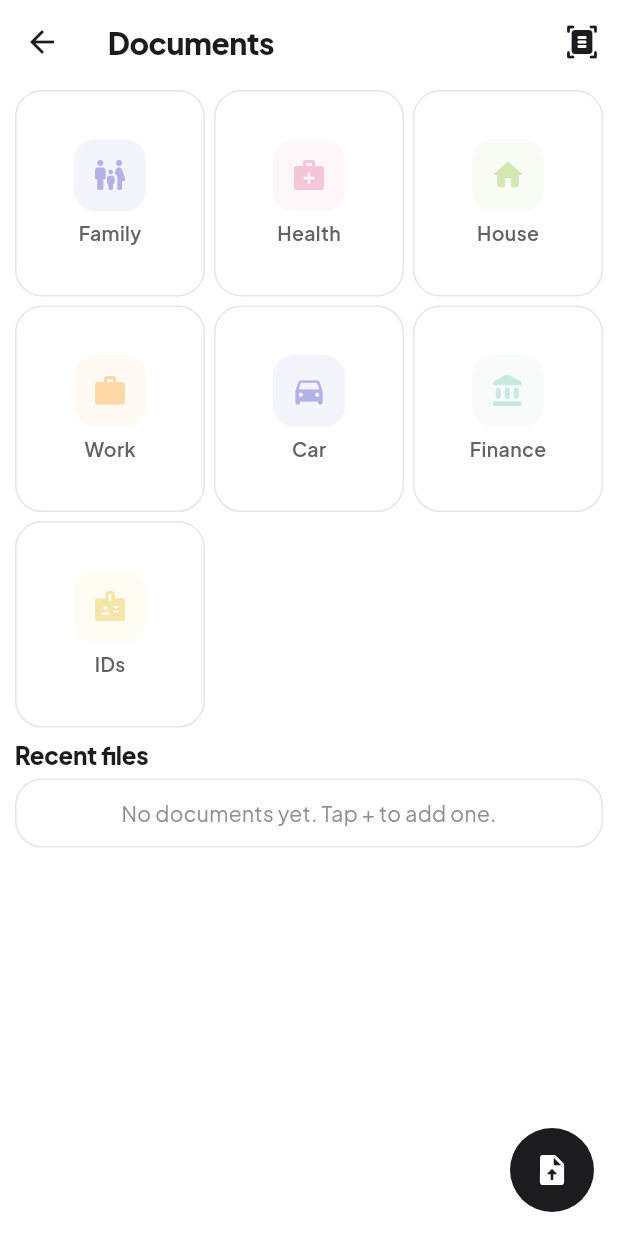
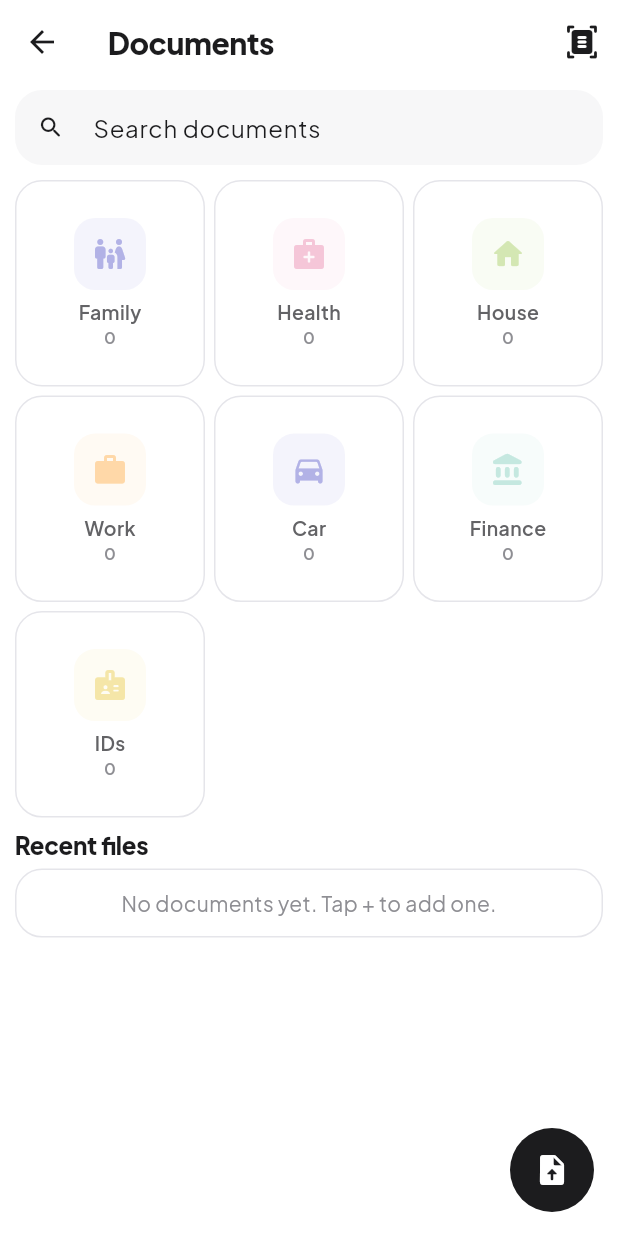
Before and after one commit to kamranibrahim/nestly, a Flutter app: the VaultScreen screen opened directly, on a phone screen of 412 x 824 dp. Run offline on Flutter 3.47's test engine with Material 3 defaults, Android fonts, the phone set to English and light mode, and no system bars; our stand-ins replace cloud_firestore, drift, drift_flutter, file_picker, firebase_ai, firebase_auth and 8 more; accounts and stored records are empty; generated files the repository leaves out were written again.

Commit message:
Vault: search, rename, move folders, and clear expiry
Co-authored-by: Cursor <cursoragent@cursor.com>

```diff
--- a/lib/data/repositories.dart
+++ b/lib/data/repositories.dart
@@ -701,6 +701,8 @@ class VaultRepository {
 
   Future<void> updateMeta({
     required String id,
+    String? title,
+    String? category,
     String? notes,
     DateTime? expiresAt,
     bool clearExpiry = false,
@@ -708,6 +710,9 @@ class VaultRepository {
     return (_db.update(_db.vaultDocuments)..where((d) => d.id.equals(id)))
         .write(
       VaultDocumentsCompanion(
+        title: title == null ? const Value.absent() : Value(title.trim()),
+        category:
+            category == null ? const Value.absent() : Value(category.trim()),
         notes: notes == null ? const Value.absent() : Value(notes),
         expiresAt: clearExpiry
             ? const Value(null)
--- a/lib/screens/vault_screen.dart
+++ b/lib/screens/vault_screen.dart
@@ -7,6 +7,7 @@ import '../providers/providers.dart';
 import '../theme/app_colors.dart';
 import '../widgets/common.dart';
 import '../widgets/sheet_form.dart';
+import '../widgets/shimmer.dart';
 import 'scan_document_flow.dart';
 
 class VaultScreen extends ConsumerStatefulWidget {
@@ -30,6 +31,7 @@ class _VaultScreenState extends ConsumerState<VaultScreen> {
   ];
 
   late String _category;
+  String _query = '';
 
   @override
   void initState() {
@@ -70,14 +72,40 @@ class _VaultScreenState extends ConsumerState<VaultScreen> {
       shape: const RoundedRectangleBorder(
         borderRadius: BorderRadius.vertical(top: Radius.circular(22)),
       ),
-      builder: (context) => _VaultDocSheet(doc: doc),
+      builder: (context) => _VaultDocSheet(
+        doc: doc,
+        folders: _folders.map((f) => f.$2).toList(),
+      ),
     );
+  }
+
+  List<VaultDocument> _filtered(List<VaultDocument> docs) {
+    final q = _query.trim().toLowerCase();
+    if (q.isEmpty) return docs;
+    return docs.where((d) {
+      return d.title.toLowerCase().contains(q) ||
+          d.fileName.toLowerCase().contains(q) ||
+          d.category.toLowerCase().contains(q) ||
+          d.notes.toLowerCase().contains(q);
+    }).toList();
+  }
+
+  Map<String, int> _counts(List<VaultDocument> all) {
+    final map = <String, int>{};
+    for (final doc in all) {
+      map[doc.category] = (map[doc.category] ?? 0) + 1;
+    }
+    return map;
   }
 
   @override
   Widget build(BuildContext context) {
     final docsAsync = ref.watch(vaultDocumentsProvider(_category));
+    final allDocs =
+        ref.watch(vaultDocumentsProvider('All')).valueOrNull ?? const [];
     final docs = docsAsync.valueOrNull ?? const <VaultDocument>[];
+    final filtered = _filtered(docs);
+    final counts = _counts(allDocs);
     final expiring =
         ref.watch(vaultExpiringSoonProvider).valueOrNull ?? const [];
 
@@ -109,8 +137,18 @@ class _VaultScreenState extends ConsumerState<VaultScreen> {
       body: ListView(
         padding: const EdgeInsets.fromLTRB(10, 4, 10, 72),
         children: [
+          TextField(
+            onChanged: (value) => setState(() => _query = value),
+            textInputAction: TextInputAction.search,
+            decoration: const InputDecoration(
+              hintText: 'Search documents',
+              prefixIcon: Icon(Icons.search_rounded),
+              isDense: true,
+            ),
+          ),
+          const SizedBox(height: 10),
           if (_category == 'All') ...[
-            if (expiring.isNotEmpty) ...[
+            if (expiring.isNotEmpty && _query.isEmpty) ...[
               const SectionLabel('Expiring soon'),
               NestCard(
                 padding: EdgeInsets.zero,
@@ -141,6 +179,7 @@ class _VaultScreenState extends ConsumerState<VaultScreen> {
               ),
               const SizedBox(height: 10),
             ],
+            if (_query.isEmpty)
               GridView.count(
                 crossAxisCount: 3,
                 shrinkWrap: true,
@@ -173,31 +212,47 @@ class _VaultScreenState extends ConsumerState<VaultScreen> {
                               fontSize: 13,
                             ),
                           ),
+                          Text(
+                            '${counts[folder.$2] ?? 0}',
+                            style: const TextStyle(
+                              color: AppColors.inkMuted,
+                              fontSize: 11,
+                              fontWeight: FontWeight.w600,
+                            ),
+                          ),
                         ],
                       ),
                     ),
                 ],
               ),
+            if (_query.isEmpty) ...[
               const SizedBox(height: 6),
               const SectionLabel('Recent files'),
             ] else
+              const SectionLabel('Search results'),
+          ] else
             SectionLabel(_category),
-          NestCard(
+          docsAsync.when(
+            loading: () => const NestLoadingSkeleton(itemCount: 3),
+            error: (e, _) => NestCard(child: Text('$e')),
+            data: (_) => NestCard(
               padding: EdgeInsets.zero,
-            child: docs.isEmpty
-                ? const Padding(
-                    padding: EdgeInsets.all(12),
+              child: filtered.isEmpty
+                  ? Padding(
+                      padding: const EdgeInsets.all(12),
                       child: Text(
-                      'No documents yet. Tap + to add one.',
-                      style: TextStyle(color: AppColors.inkMuted),
+                        _query.isEmpty
+                            ? 'No documents yet. Tap + to add one.'
+                            : 'No documents match “$_query”.',
+                        style: const TextStyle(color: AppColors.inkMuted),
                         textAlign: TextAlign.center,
                       ),
                     )
                   : Column(
                       children: [
-                      for (var i = 0; i < docs.length; i++) ...[
+                        for (var i = 0; i < filtered.length; i++) ...[
                           ListTile(
-                          onTap: () => _openDoc(docs[i]),
+                            onTap: () => _openDoc(filtered[i]),
                             leading: Container(
                               width: 40,
                               height: 40,
@@ -206,29 +261,31 @@ class _VaultScreenState extends ConsumerState<VaultScreen> {
                                 borderRadius: BorderRadius.circular(10),
                               ),
                               child: Icon(
-                              _iconFor(docs[i]),
+                                _iconFor(filtered[i]),
                                 color: AppColors.primary,
                                 size: 20,
                               ),
                             ),
                             title: Text(
-                            docs[i].title,
-                            style: const TextStyle(fontWeight: FontWeight.w600),
+                              filtered[i].title,
+                              style:
+                                  const TextStyle(fontWeight: FontWeight.w600),
                             ),
                             subtitle: Text(
-                            '${docs[i].category} · ${_relative(docs[i].updatedAt)}'
-                            '${docs[i].expiresAt == null ? '' : ' · ${_expiryLabel(docs[i].expiresAt)}'}'
-                            '${docs[i].storagePath == null ? ' · local' : ''}',
+                              '${filtered[i].category} · ${_relative(filtered[i].updatedAt)}'
+                              '${filtered[i].expiresAt == null ? '' : ' · ${_expiryLabel(filtered[i].expiresAt)}'}'
+                              '${filtered[i].storagePath == null ? ' · local' : ''}',
                             ),
                             trailing: const Icon(
                               Icons.chevron_right_rounded,
                               color: AppColors.inkMuted,
                             ),
                           ),
-                        if (i != docs.length - 1)
+                          if (i != filtered.length - 1)
                             const Divider(height: 1, indent: 72),
                         ],
                       ],
+                    ),
             ),
           ),
         ],
@@ -270,26 +327,35 @@ class _VaultScreenState extends ConsumerState<VaultScreen> {
 }
 
 class _VaultDocSheet extends ConsumerStatefulWidget {
-  const _VaultDocSheet({required this.doc});
+  const _VaultDocSheet({
+    required this.doc,
+    required this.folders,
+  });
 
   final VaultDocument doc;
+  final List<String> folders;
 
   @override
   ConsumerState<_VaultDocSheet> createState() => _VaultDocSheetState();
 }
 
 class _VaultDocSheetState extends ConsumerState<_VaultDocSheet> {
+  late final TextEditingController _title;
   late final TextEditingController _notes;
+  late String _category;
   bool _busy = false;
 
   @override
   void initState() {
     super.initState();
+    _title = TextEditingController(text: widget.doc.title);
     _notes = TextEditingController(text: widget.doc.notes);
+    _category = widget.doc.category;
   }
 
   @override
   void dispose() {
+    _title.dispose();
     _notes.dispose();
     super.dispose();
   }
@@ -333,9 +399,28 @@ class _VaultDocSheetState extends ConsumerState<_VaultDocSheet> {
     Navigator.pop(context);
   }
 
-  Future<void> _saveNotes() async {
+  Future<void> _clearExpiry() async {
     await ref.read(vaultRepositoryProvider).updateMeta(
           id: widget.doc.id,
+          clearExpiry: true,
+        );
+    try {
+      await ref.read(syncServiceProvider).syncAll();
+    } catch (_) {}
+    if (!mounted) return;
+    ScaffoldMessenger.of(context).showSnackBar(
+      const SnackBar(content: Text('Expiry cleared')),
+    );
+    Navigator.pop(context);
+  }
+
+  Future<void> _saveDetails() async {
+    final title = _title.text.trim();
+    if (title.isEmpty) return;
+    await ref.read(vaultRepositoryProvider).updateMeta(
+          id: widget.doc.id,
+          title: title,
+          category: _category,
           notes: _notes.text.trim(),
         );
     try {
@@ -343,8 +428,9 @@ class _VaultDocSheetState extends ConsumerState<_VaultDocSheet> {
     } catch (_) {}
     if (!mounted) return;
     ScaffoldMessenger.of(context).showSnackBar(
-      const SnackBar(content: Text('Notes saved')),
+      const SnackBar(content: Text('Document updated')),
     );
+    Navigator.pop(context);
   }
 
   Future<void> _delete() async {
@@ -383,13 +469,13 @@ class _VaultDocSheetState extends ConsumerState<_VaultDocSheet> {
       children: [
         sheetHandle(),
         const SizedBox(height: 6),
-        Text(
-          doc.title,
-          style: const TextStyle(fontSize: 18, fontWeight: FontWeight.w800),
+        const Text(
+          'Document details',
+          style: TextStyle(fontSize: 18, fontWeight: FontWeight.w800),
         ),
         const SizedBox(height: 4),
         Text(
-          '${doc.category} · ${doc.fileName}',
+          doc.fileName,
           style: const TextStyle(color: AppColors.inkMuted),
         ),
         if (expiry != null) ...[
@@ -402,6 +488,32 @@ class _VaultDocSheetState extends ConsumerState<_VaultDocSheet> {
             ),
           ),
         ],
+        const SizedBox(height: 12),
+        TextField(
+          controller: _title,
+          textCapitalization: TextCapitalization.sentences,
+          decoration: const InputDecoration(
+            labelText: 'Title',
+          ),
+        ),
+        const SizedBox(height: 12),
+        const Text(
+          'Folder',
+          style: TextStyle(fontWeight: FontWeight.w700),
+        ),
+        const SizedBox(height: 8),
+        Wrap(
+          spacing: 8,
+          runSpacing: 6,
+          children: [
+            for (final folder in widget.folders)
+              SoftPill(
+                label: folder,
+                selected: _category == folder,
+                onTap: () => setState(() => _category = folder),
+              ),
+          ],
+        ),
         const SizedBox(height: 12),
         TextField(
           controller: _notes,
@@ -420,16 +532,23 @@ class _VaultDocSheetState extends ConsumerState<_VaultDocSheet> {
           label: Text(_busy ? 'Preparing…' : 'Share / open'),
         ),
         const SizedBox(height: 8),
+        FilledButton(
+          onPressed: _saveDetails,
+          child: const Text('Save details'),
+        ),
+        const SizedBox(height: 8),
         OutlinedButton.icon(
           onPressed: _setExpiry,
           icon: const Icon(Icons.event_rounded),
           label: Text(expiry == null ? 'Set expiry date' : 'Change expiry'),
         ),
+        if (expiry != null) ...[
           const SizedBox(height: 8),
           OutlinedButton(
-          onPressed: _saveNotes,
-          child: const Text('Save notes'),
+            onPressed: _clearExpiry,
+            child: const Text('Clear expiry'),
           ),
+        ],
         const SizedBox(height: 8),
         TextButton(
           onPressed: _delete,
```
Also changed, not shown: 1 other file. Lines whose indentation alone changed are shown as unchanged.
